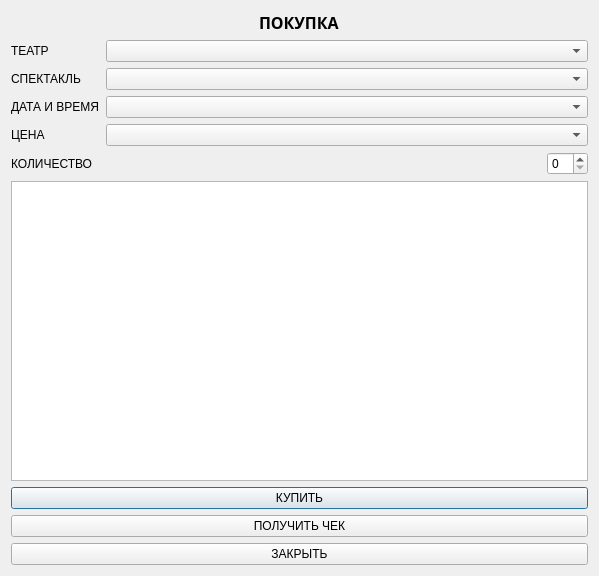
This is QtDataBase/dialogbuy.ui in decentNick/QtDataBase as Qt 5 draws it before an edit. The edited form follows.
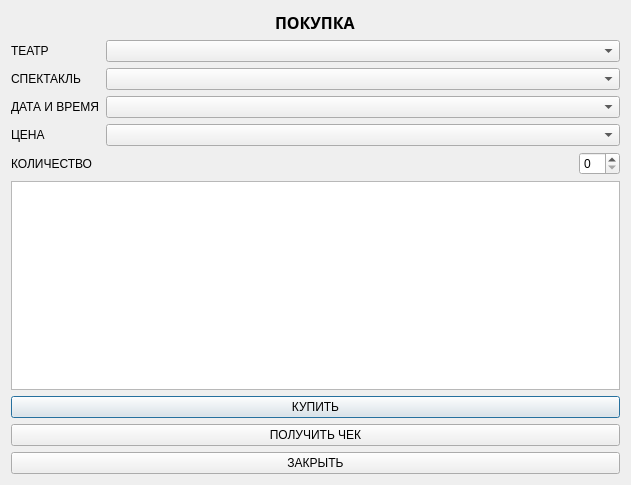
This is the edited form.

Diff of the .ui file:
```diff
--- a/QtDataBase/dialogbuy.ui
+++ b/QtDataBase/dialogbuy.ui
@@ -6,8 +6,8 @@
    <rect>
     <x>0</x>
     <y>0</y>
-    <width>599</width>
-    <height>576</height>
+    <width>631</width>
+    <height>485</height>
    </rect>
   </property>
   <property name="minimumSize">
```
Left out of the diff: 50 changed lines with no effect on the pictures.
